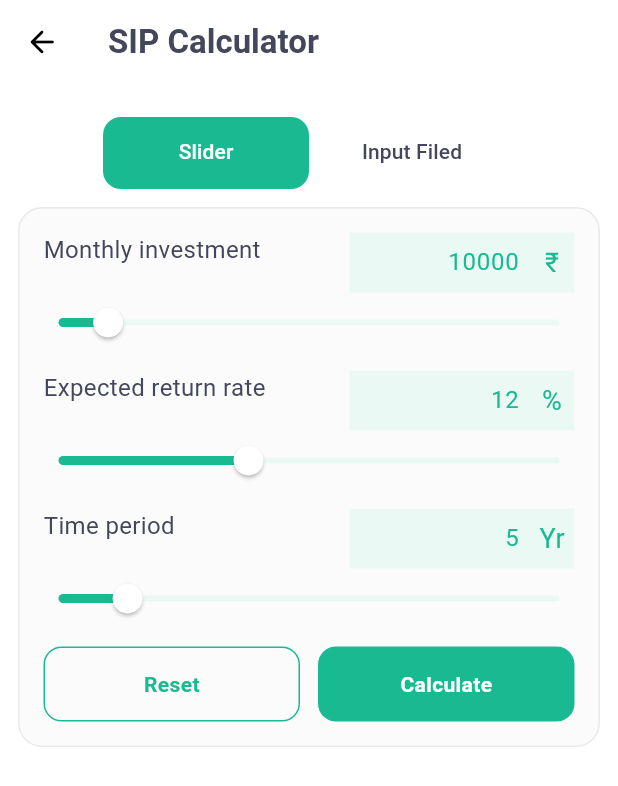
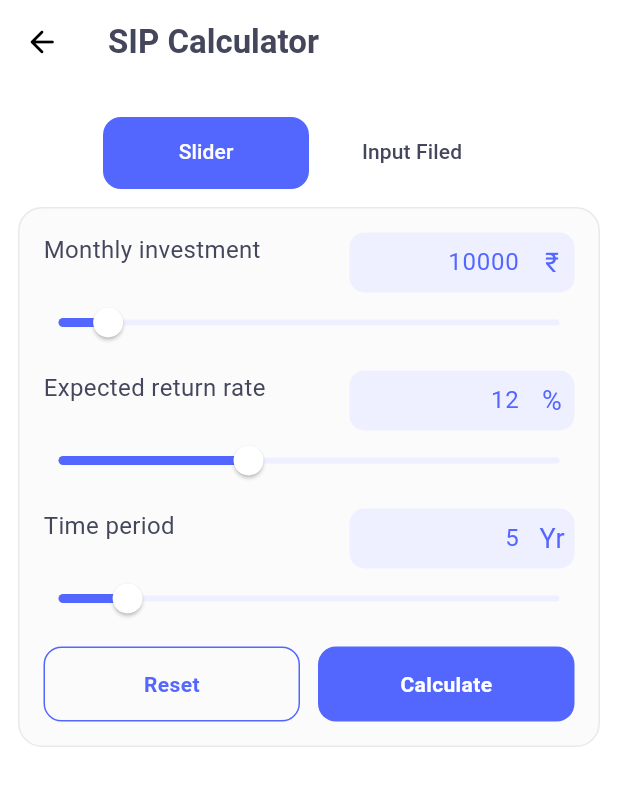
Before and after one commit to devarshkikani/Loan-Calculator, a Flutter app: the screen it shows after launch, after a tap on "SIP", on a phone screen of 412 x 824 dp. Shown: the top 786 px of the screen. Run offline on Flutter 3.47's test engine with Material 3 defaults, Android fonts, the phone set to English and light mode, and no system bars; our stand-ins replace google_mobile_ads, math_expressions, pie_chart, shared_preferences; network calls fail.

Commit message:
prod setup and change color code

```diff
--- a/loan_calculator/lib/module/calculator/calculator_screen.dart
+++ b/loan_calculator/lib/module/calculator/calculator_screen.dart
@@ -1,5 +1,6 @@
 import 'package:flutter/material.dart';
 import 'package:loan_calculator/constants/app_text.dart';
+import 'package:loan_calculator/module/google_ads/banner_ads.dart';
 import 'package:loan_calculator/theme/app_colors.dart';
 import 'package:loan_calculator/theme/app_text_style.dart';
 import 'package:math_expressions/math_expressions.dart';
@@ -201,6 +202,7 @@ class _CalculatorScreenState extends State<CalculatorScreen> {
                   }
                 }),
           ),
+          const BannerAds()
         ],
       ),
     );
--- a/loan_calculator/lib/module/google_ads/banner_ads.dart
+++ b/loan_calculator/lib/module/google_ads/banner_ads.dart
@@ -8,8 +8,6 @@ class BannerAds extends StatefulWidget {
   @override
   BbannerAdsState createState() => BbannerAdsState();
 }
-
-bool adShaw = false;
 
 class BbannerAdsState extends State<BannerAds> {
   BannerAd? bannerAds;
@@ -37,11 +35,9 @@ class BbannerAdsState extends State<BannerAds> {
       listener: BannerAdListener(
         onAdLoaded: (Ad ads) {
           isAdLoaded = true;
-          adShaw = true;
         },
         onAdFailedToLoad: (ad, error) {
           ad.dispose();
-          adShaw = false;
           print('Ad load failed (code=${error.code} message=${error.message})');
         },
         onAdOpened: (Ad ad) => print('$BannerAd onAdOpened.'),
@@ -60,9 +56,7 @@ class BbannerAdsState extends State<BannerAds> {
             height: 55.0,
             child: AdWidget(ad: bannerAds!),
           )
-        : SizedBox(
-            height: adShaw ? 65.0 : 0,
-          );
+        : const SizedBox();
   }
 }
 
--- a/loan_calculator/lib/module/sip/sip_result_screen.dart
+++ b/loan_calculator/lib/module/sip/sip_result_screen.dart
@@ -4,6 +4,8 @@ import 'package:flutter/material.dart';
 import 'package:loan_calculator/constants/app_text.dart';
 import 'package:loan_calculator/extentions/number_formater_extension.dart';
 import 'package:loan_calculator/module/google_ads/Interstitial_ads.dart';
+import 'package:loan_calculator/module/google_ads/banner_ads.dart';
+import 'package:loan_calculator/module/google_ads/native_ads.dart';
 import 'package:loan_calculator/module/home/home_screen.dart';
 import 'package:loan_calculator/theme/app_colors.dart';
 import 'package:loan_calculator/theme/app_text_style.dart';
@@ -75,7 +77,8 @@ class SipResultScreenState extends State<SipResultScreen> {
           style: AppTextStyle.semiBold22,
         ),
       ),
-      body: Column(
+      body: SingleChildScrollView(
+        child: Column(
           children: [
             Container(
               margin: const EdgeInsets.all(16),
@@ -247,6 +250,7 @@ class SipResultScreenState extends State<SipResultScreen> {
             const SizedBox(
               height: 30,
             ),
+            const NativeAds(),
             PrimaryButton(
               text: 'Go to home',
               height: 50,
@@ -258,7 +262,9 @@ class SipResultScreenState extends State<SipResultScreen> {
                     (route) => false);
               },
             ),
+            const BannerAds(),
           ],
+        ),
       ),
     );
   }
--- a/loan_calculator/lib/theme/app_colors.dart
+++ b/loan_calculator/lib/theme/app_colors.dart
@@ -5,8 +5,8 @@ class AppColors {
   static const Color blackColor = Color(0xff000000);
   static const Color successColor = Color(0xff4BB543);
   static const Color errorColor = Color(0xffFF0000);
-  static const Color primaryColor = Color(0xff19BA92);
-  static const Color highlightColor = Color(0xffEBF9F5);
+  static const Color primaryColor = Color(0xff5367FF); // Color(0xff19BA92);
+  static const Color highlightColor = Color(0xffEEF0FF); //Color(0xffEBF9F5);
   static const Color secondaryColor = Color(0xff5367FF);
   static const Color secondaryLightColor = Color(0xffEEF0FF);
   static const Color whiteLightColor = Color(0xffE9E9EB);
--- a/loan_calculator/lib/widgets/app_text_form_field.dart
+++ b/loan_calculator/lib/widgets/app_text_form_field.dart
@@ -194,42 +194,36 @@ class TextFormFieldWidget extends StatelessWidget {
         isDense: true,
         contentPadding: contentPadding ??
             const EdgeInsets.symmetric(horizontal: 12, vertical: 8),
-        border: InputBorder.none,
-        // OutlineInputBorder(
-        //   borderRadius: BorderRadius.circular(10),
-        //   borderSide: const BorderSide(
-        //     color: Colors.transparent,
-        //   ),
-        // ),
-        disabledBorder: InputBorder.none,
-        //  OutlineInputBorder(
-        //   borderRadius: BorderRadius.circular(10),
-        //   borderSide: const BorderSide(
-        //     color: Colors.transparent,
-        //   ),
-        // ),
-        enabledBorder: InputBorder.none,
-
-        // OutlineInputBorder(
-        //   borderRadius: BorderRadius.circular(10),
-        //   borderSide: const BorderSide(
-        //     color: Colors.transparent,
-        //   ),
-        // ),
-        focusedBorder: InputBorder.none,
-        //  OutlineInputBorder(
-        //   borderRadius: BorderRadius.circular(10),
-        //   borderSide: const BorderSide(
-        //     color: Colors.transparent,
-        //   ),
-        // ),
-        errorBorder: InputBorder.none,
-        //  OutlineInputBorder(
-        //   borderRadius: BorderRadius.circular(10),
-        //   borderSide: const BorderSide(
-        //     color: Colors.transparent,
-        //   ),
-        // ),
+        border: OutlineInputBorder(
+          borderRadius: BorderRadius.circular(10),
+          borderSide: const BorderSide(
+            color: Colors.transparent,
+          ),
+        ),
+        disabledBorder: OutlineInputBorder(
+          borderRadius: BorderRadius.circular(10),
+          borderSide: const BorderSide(
+            color: Colors.transparent,
+          ),
+        ),
+        enabledBorder: OutlineInputBorder(
+          borderRadius: BorderRadius.circular(10),
+          borderSide: const BorderSide(
+            color: Colors.transparent,
+          ),
+        ),
+        focusedBorder: OutlineInputBorder(
+          borderRadius: BorderRadius.circular(10),
+          borderSide: const BorderSide(
+            color: Colors.transparent,
+          ),
+        ),
+        errorBorder: OutlineInputBorder(
+          borderRadius: BorderRadius.circular(10),
+          borderSide: const BorderSide(
+            color: Colors.transparent,
+          ),
+        ),
         errorMaxLines: 2,
         errorStyle: AppTextStyle.regular10.copyWith(
           color: AppColors.errorColor,
--- a/loan_calculator/pubspec.yaml
+++ b/loan_calculator/pubspec.yaml
@@ -16,7 +16,7 @@ publish_to: 'none' # Remove this line if you wish to publish to pub.dev
 # https://developer.apple.com/library/archive/documentation/General/Reference/InfoPlistKeyReference/Articles/CoreFoundationKeys.html
 # In Windows, build-name is used as the major, minor, and patch parts
 # of the product and file versions while build-number is used as the build suffix.
-version: 1.0.0+1
+version: 1.0.0+2
 
 environment:
   sdk: '>=3.1.2 <4.0.0'
```
Also changed, not shown: 9 other files. Lines whose indentation alone changed are shown as unchanged.
